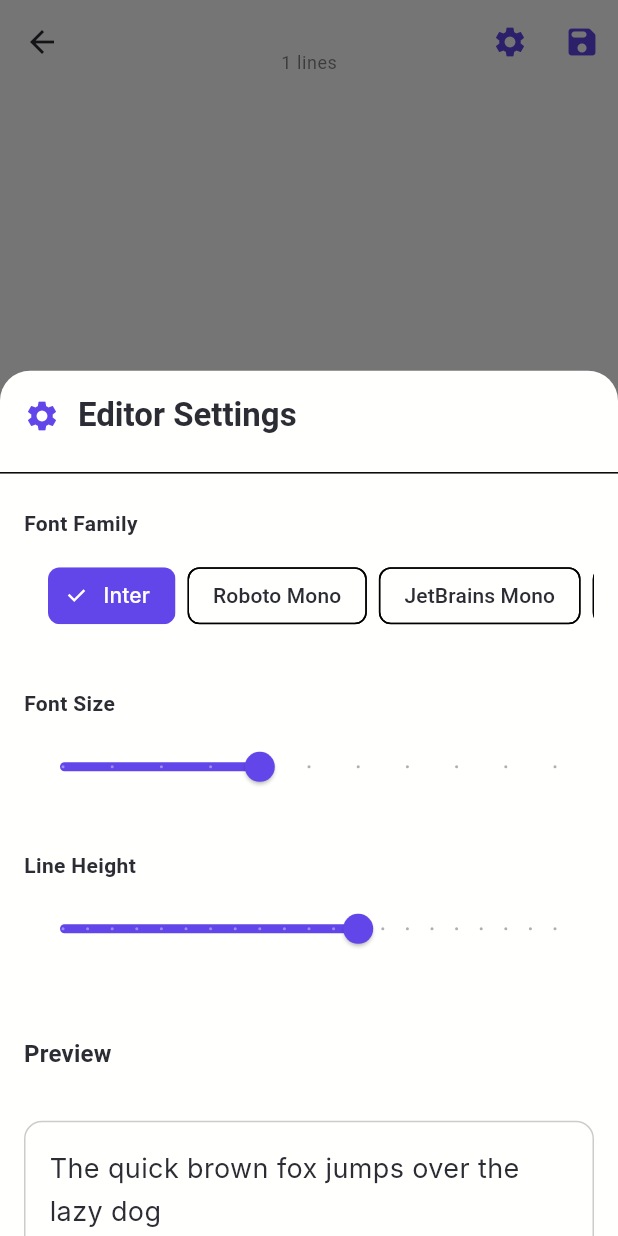
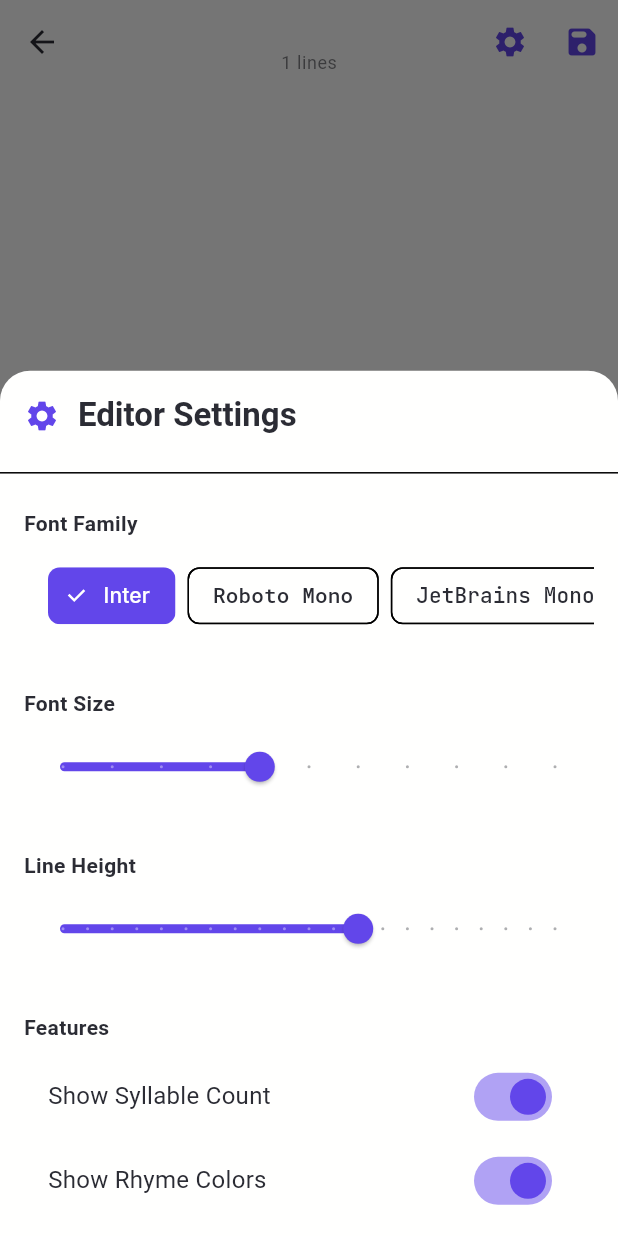
Before and after one commit to pi22by7/flowrite, a Flutter app: the EditorScreen screen opened directly with empty values, after a tap on the "settings" icon, on a phone screen of 412 x 824 dp. Run offline on Flutter 3.47's test engine with Material 3 defaults, Android fonts, the phone set to English and light mode, and no system bars; our stand-ins replace shared_preferences; accounts and stored records are empty.

Commit message:
feat: rhyme coloring added. fix: fonts now work. feat: can toggle syllable counting and rhyme coloring on/off.

```diff
--- a/lib/providers/settings_provider.dart
+++ b/lib/providers/settings_provider.dart
@@ -6,6 +6,14 @@ class SettingsProvider extends ChangeNotifier {
   static const String _fontFamilyKey = 'fontFamily';
   static const String _fontSizeKey = 'fontSize';
   static const String _lineHeightKey = 'lineHeight';
+  static const String _showSyllablesKey = 'showSyllables';
+  static const String _showRhymesKey = 'showRhymes';
+
+  bool _showSyllables = true;
+  bool _showRhymes = true;
+
+  bool get showSyllables => _showSyllables;
+  bool get showRhymes => _showRhymes;
 
   String _fontFamily = 'Inter';
   double _fontSize = 18;
@@ -19,6 +27,7 @@ class SettingsProvider extends ChangeNotifier {
     'Merriweather',
     'Playfair Display',
     'Lora',
+    'Fascinate',
   ];
 
   SettingsProvider() {
@@ -34,6 +43,8 @@ class SettingsProvider extends ChangeNotifier {
     _fontFamily = prefs.getString(_fontFamilyKey) ?? 'Inter';
     _fontSize = prefs.getDouble(_fontSizeKey) ?? 18;
     _lineHeight = prefs.getDouble(_lineHeightKey) ?? 1.6;
+    _showSyllables = prefs.getBool(_showSyllablesKey) ?? true;
+    _showRhymes = prefs.getBool(_showRhymesKey) ?? true;
     notifyListeners();
   }
 
@@ -63,4 +74,22 @@ class SettingsProvider extends ChangeNotifier {
       notifyListeners();
     }
   }
+
+  Future<void> setShowSyllables(bool value) async {
+    if (_showSyllables != value) {
+      _showSyllables = value;
+      final prefs = await SharedPreferences.getInstance();
+      await prefs.setBool(_showSyllablesKey, value);
+      notifyListeners();
+    }
+  }
+
+  Future<void> setShowRhymes(bool value) async {
+    if (_showRhymes != value) {
+      _showRhymes = value;
+      final prefs = await SharedPreferences.getInstance();
+      await prefs.setBool(_showRhymesKey, value);
+      notifyListeners();
+    }
+  }
 }
--- a/lib/screens/editor_screen.dart
+++ b/lib/screens/editor_screen.dart
@@ -2,6 +2,7 @@ import 'package:flutter/material.dart';
 import 'package:provider/provider.dart';
 import '../models/writing_file.dart';
 import '../providers/settings_provider.dart';
+import '../services/rhyme_service.dart';
 import '../services/syllable_service.dart';
 import '../widgets/settings_panel.dart';
 
@@ -16,6 +17,7 @@ class EditorScreen extends StatefulWidget {
 
 class _EditorScreenState extends State<EditorScreen> {
   final SyllableService _syllableService = SyllableService();
+  final RhymeService _rhymeService = RhymeService();
   final TextEditingController _controller = TextEditingController();
   final FocusNode _focusNode = FocusNode();
   final ScrollController _scrollController = ScrollController();
@@ -31,12 +33,14 @@ class _EditorScreenState extends State<EditorScreen> {
   }
 
   Future<void> _loadContent() async {
+    _rhymeService.reset();
     final content = await widget.file.readContent();
     _controller.text = content;
     _updateSyllableCounts();
   }
 
   void _onTextChanged() {
+    _rhymeService.reset();
     _updateSyllableCounts();
     _updateCurrentLine();
   }
@@ -81,6 +85,54 @@ class _EditorScreenState extends State<EditorScreen> {
     return offsets;
   }
 
+  TextSpan _buildColoredTextSpan(String text, TextStyle baseStyle) {
+    final List<TextSpan> spans = [];
+    final lines = text.split('\n');
+
+    for (int i = 0; i < lines.length; i++) {
+      if (i > 0) {
+        spans.add(TextSpan(text: '\n', style: baseStyle));
+      }
+
+      final lineSpans = _colorWordsInLine(lines[i], baseStyle);
+      spans.addAll(lineSpans);
+    }
+
+    return TextSpan(children: spans);
+  }
+
+  List<TextSpan> _colorWordsInLine(String line, TextStyle baseStyle) {
+    final List<TextSpan> spans = [];
+    final settings = Provider.of<SettingsProvider>(context, listen: false);
+
+    // If rhyme coloring is disabled, return the whole line as one span
+    if (!settings.showRhymes) {
+      return [TextSpan(text: line, style: baseStyle)];
+    }
+
+    // Updated regex pattern to handle special characters better
+    final pattern = RegExp(r'([^\s]+|\s+)');
+    final matches = pattern.allMatches(line);
+
+    for (final match in matches) {
+      final word = match.group(0)!;
+      if (RegExp(r'\s+').hasMatch(word)) {
+        spans.add(TextSpan(text: word, style: baseStyle));
+      } else {
+        // Extract only letters for rhyme checking
+        final letters = word.toLowerCase().replaceAll(RegExp(r'[^a-zA-Z]'), '');
+        final color = letters.isEmpty ? baseStyle.color! :
+        _rhymeService.getRhymeColor(letters);
+        spans.add(TextSpan(
+          text: word,
+          style: baseStyle.copyWith(color: color),
+        ));
+      }
+    }
+
+    return spans;
+  }
+
   @override
   Widget build(BuildContext context) {
     return LayoutBuilder(
@@ -103,7 +155,7 @@ class _EditorScreenState extends State<EditorScreen> {
             constraints.maxWidth - syllableCountsWidth - paddingHorizontal;
 
         final textPainter = TextPainter(
-          text: TextSpan(text: _controller.text, style: textStyle),
+          text: _buildColoredTextSpan(_controller.text, textStyle),
           textDirection: TextDirection.ltr,
           textAlign: TextAlign.start,
           textScaler: MediaQuery.textScalerOf(context),
@@ -169,12 +221,27 @@ class _EditorScreenState extends State<EditorScreen> {
                       padding: const EdgeInsets.symmetric(
                         horizontal: 24.0,
                       ),
-                      child: EditableText(
+                      child: Stack(
+                        children: [
+                          RichText(
+                            text: _buildColoredTextSpan(_controller.text, textStyle),
+                            textDirection: TextDirection.ltr,
+                            textAlign: TextAlign.left,
+                            textScaler: MediaQuery.textScalerOf(context),
+                            strutStyle: StrutStyle(
+                              fontSize: textStyle.fontSize,
+                              height: textStyle.height,
+                              forceStrutHeight: true,
+                            ),
+                          ),
+                          EditableText(
                             controller: _controller,
                             focusNode: _focusNode,
                             keyboardType: TextInputType.multiline,
                             maxLines: null,
-                        style: textStyle,
+                            style: textStyle.copyWith(
+                              color: Colors.transparent, // Make the editing text transparent
+                            ),
                             cursorColor: colorScheme.primary,
                             backgroundCursorColor: colorScheme.surface,
                             selectionColor: colorScheme.primary.withOpacity(0.2),
@@ -184,8 +251,16 @@ class _EditorScreenState extends State<EditorScreen> {
                             onSelectionChanged: (selection, _) {
                               _updateCurrentLine();
                             },
+                            strutStyle: StrutStyle(
+                              fontSize: textStyle.fontSize,
+                              height: textStyle.height,
                             ),
                           ),
+                        ],
+                      ),
+                    ),
+
+                    if (settings.showSyllables)
                       Positioned.fill(
                         child: IgnorePointer(
                           child: CustomPaint(
--- a/lib/widgets/settings_panel.dart
+++ b/lib/widgets/settings_panel.dart
@@ -91,6 +91,27 @@ class SettingsPanel extends StatelessWidget {
               onChanged: (value) => settings.setLineHeight(value),
             ),
           ),
+
+          _buildSection(
+            title: 'Features',
+            child: Column(
+              children: [
+                SwitchListTile(
+                  title: const Text('Show Syllable Count'),
+                  value: settings.showSyllables,
+                  onChanged: (value) => settings.setShowSyllables(value),
+                  activeColor: colorScheme.primary,
+                ),
+                SwitchListTile(
+                  title: const Text('Show Rhyme Colors'),
+                  value: settings.showRhymes,
+                  onChanged: (value) => settings.setShowRhymes(value),
+                  activeColor: colorScheme.primary,
+                ),
+              ],
+            ),
+          ),
+
           const SizedBox(height: 16),
           Padding(
             padding: const EdgeInsets.all(16.0),
```
Also changed, not shown: pubspec.yaml (+42 -0 lines). Lines whose indentation alone changed are shown as unchanged.
